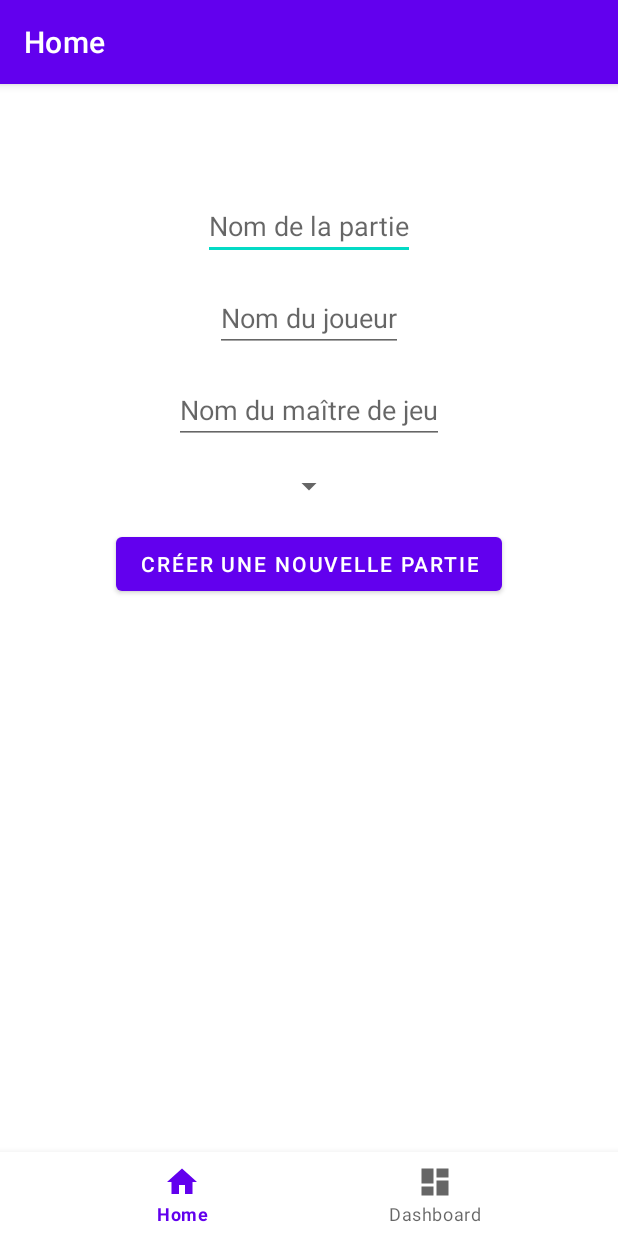
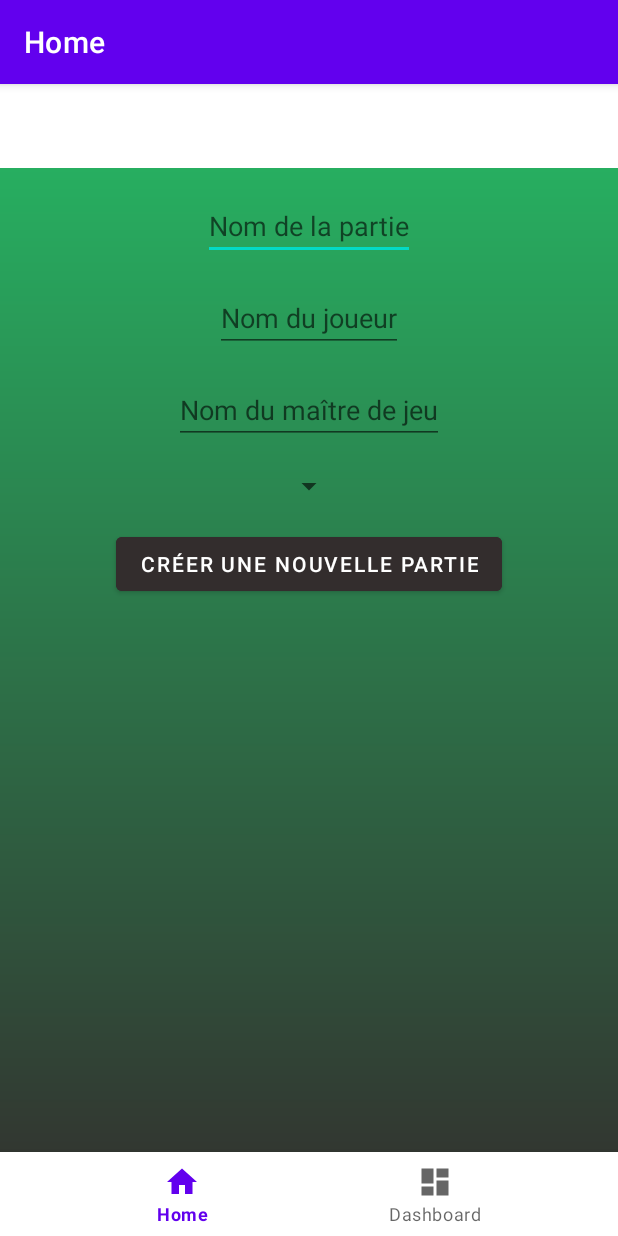
Before and after one commit to oretmj/Projet_PMR, an Android app: the screen it shows after launch (MainActivity), on a phone screen of 412 x 824 dp. Run offline under Robolectric (Android 15) with nearby library versions, the phone set to English and light mode, and no system bars; our stand-ins replace navigation-ui.

Commit message:
Creation gradient background pour la main activity

```diff
--- /dev/null
+++ b/app/src/main/res/drawable/gradiantbackground.xml
@@ -0,0 +1,8 @@
+<?xml version="1.0" encoding="utf-8"?>
+<shape xmlns:android="http://schemas.android.com/apk/res/android"
+    android:shape="rectangle">
+    <gradient
+        android:startColor="@color/black_light"
+        android:endColor="@color/green_4"
+        android:angle="90" />
+</shape>
--- a/app/src/main/res/layout/fragment_home.xml
+++ b/app/src/main/res/layout/fragment_home.xml
@@ -4,6 +4,7 @@
     xmlns:tools="http://schemas.android.com/tools"
     android:layout_width="match_parent"
     android:layout_height="match_parent"
+    android:background="@drawable/gradiantbackground"
     tools:context=".ui.home.HomeFragment">
 
     <EditText
@@ -54,6 +55,8 @@
         app:layout_constraintTop_toBottomOf="@id/sp_difficulty"
         app:layout_constraintLeft_toLeftOf="parent"
         app:layout_constraintRight_toRightOf="parent"
-        android:layout_marginTop="16dp"/>
+        android:layout_marginTop="16dp"
+        android:backgroundTint="@color/black_light"
+        />
 
 </androidx.constraintlayout.widget.ConstraintLayout>
--- a/app/src/main/res/values/colors.xml
+++ b/app/src/main/res/values/colors.xml
@@ -7,4 +7,8 @@
     <color name="teal_700">#FF018786</color>
     <color name="black">#FF000000</color>
     <color name="white">#FFFFFFFF</color>
+    <color name="green_4">#27ae60</color>
+    <color name="green_3">#05ba12</color>
+    <color name="green_2">#7bed9f</color>
+    <color name="black_light">#332d2d</color>
 </resources>
```
